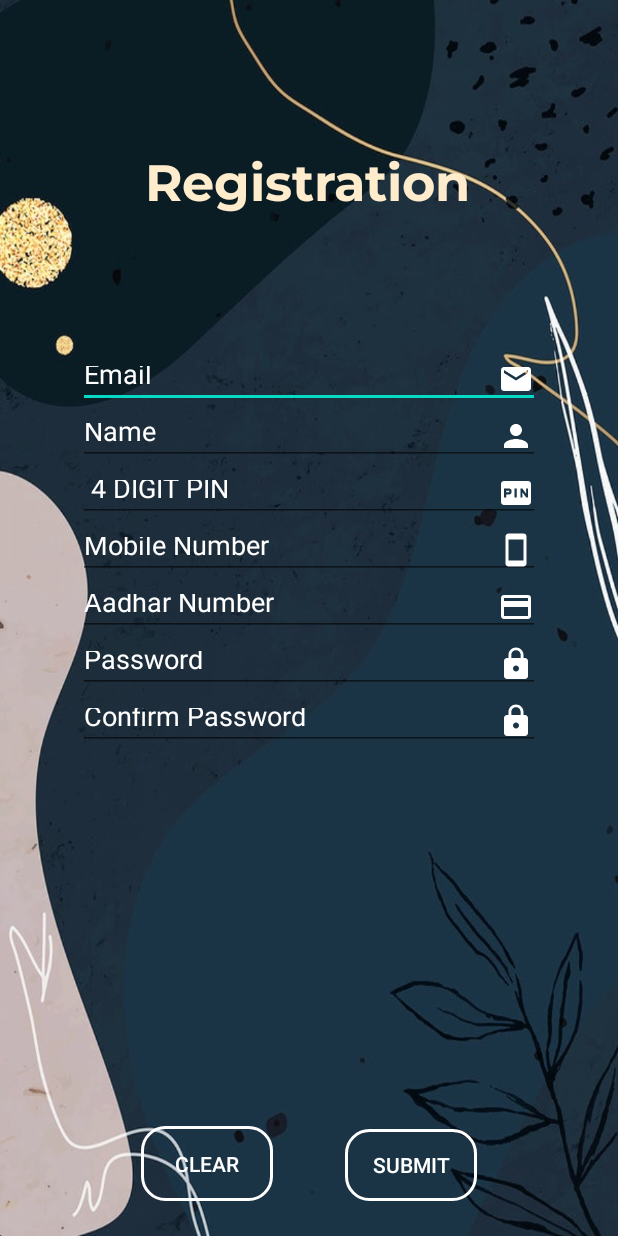
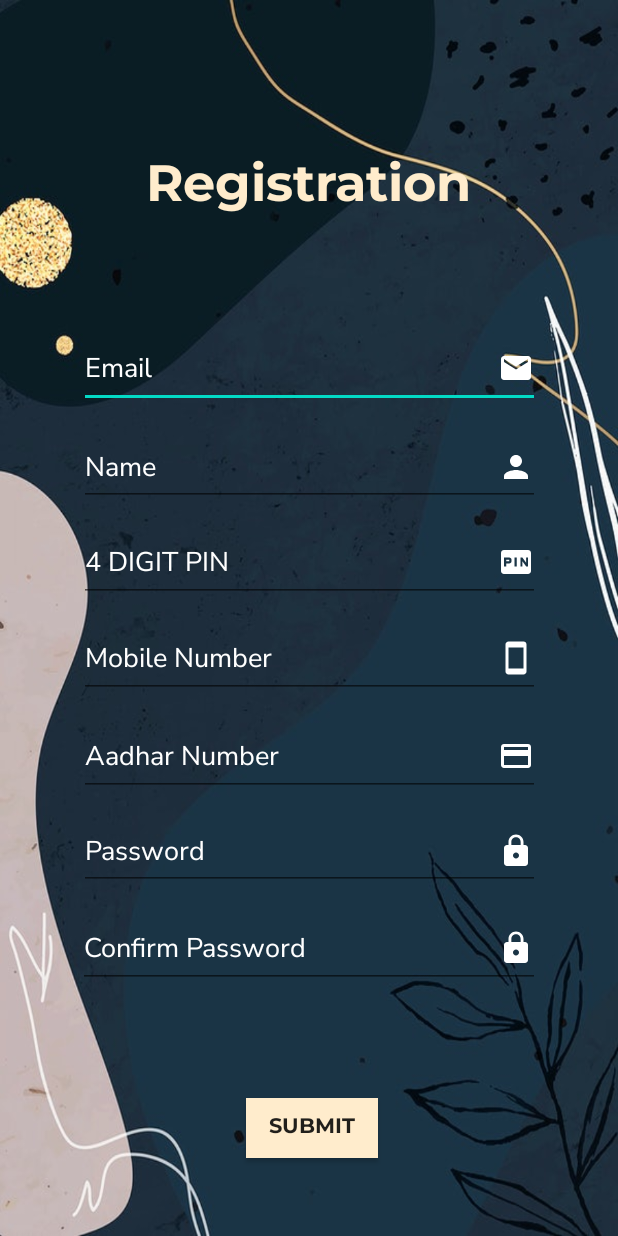
Before and after one commit to aishwarya-29/aadhya, an Android app: the screen it shows after launch (signUp), after a tap on "SIGN UP", on a phone screen of 412 x 824 dp. Run offline under Robolectric (Android 15) with nearby library versions, the phone set to English and light mode, and no system bars; our stand-ins replace Firebase (no records; nobody signed in at launch, a user with empty details on screens opened directly).

Commit message:
ui changes

```diff
--- a/app/src/main/java/com/example/aadhya/MainActivity.java
+++ b/app/src/main/java/com/example/aadhya/MainActivity.java
@@ -15,15 +15,24 @@ import android.widget.TextView;
 import java.util.Calendar;
 
 public class MainActivity extends AppCompatActivity {
-    Button b1, mainscreen;
+    Button signIn,signUp, mainscreen;
     ConstraintLayout constraintLayout;
-    TextView tvTimeMsg;
     @RequiresApi(api = Build.VERSION_CODES.LOLLIPOP)
     @Override
     protected void onCreate(Bundle savedInstanceState) {
         super.onCreate(savedInstanceState);
         setContentView(R.layout.activity_main);
-        b1=findViewById(R.id.btn_signin);
+        signIn = findViewById(R.id.btn_signin);
+        signUp = findViewById(R.id.btn_signup);
+        new android.os.Handler().postDelayed(
+                new Runnable() {
+                    public void run() {
+                        signIn.setVisibility(View.VISIBLE);
+                        signUp.setVisibility(View.VISIBLE);
+                    }
+                },
+                3000);
+
         mainscreen = findViewById(R.id.mainscreen);
         mainscreen.setOnClickListener(new View.OnClickListener() {
             @Override
@@ -32,7 +41,7 @@ public class MainActivity extends AppCompatActivity {
                 startActivity(i);
             }
         });
-        b1.setOnClickListener(new View.OnClickListener() {
+        signIn.setOnClickListener(new View.OnClickListener() {
             @Override
             public void onClick(View view) {
                 Intent i= new Intent(MainActivity.this, LoginActivity.class);
@@ -40,35 +49,6 @@ public class MainActivity extends AppCompatActivity {
             }
         });
         constraintLayout=findViewById(R.id.container);
-        tvTimeMsg=findViewById(R.id.tv_time_msg);
-        Calendar c= Calendar.getInstance();
-        int toD= c.get(Calendar.HOUR_OF_DAY);
-        if(toD>=0 && toD<12)
-        {
-            //morning
-            constraintLayout.setBackground(getDrawable(R.drawable.good_morning_img));
-            tvTimeMsg.setText("Good Morning");
-
-        }
-        else if(toD>=12 && toD<16)
-        {
-            constraintLayout.setBackground(getDrawable(R.drawable.good_morning_img));
-            tvTimeMsg.setText("Good Afternoon");
-            //afternoon
-        }
-        else if(toD>=16 && toD<21)
-        {
-            constraintLayout.setBackground(getDrawable(R.drawable.good_night_img));
-            tvTimeMsg.setText("Good Evening");
-            //evening
-        }
-        else if(toD>=21 && toD<24)
-        {
-            //night
-            constraintLayout.setBackground(getDrawable(R.drawable.good_night_img));
-            tvTimeMsg.setText("Good Night");
-
-        }
     }
     public void signUp(View v)
     {
--- a/app/src/main/java/com/example/aadhya/signUp.java
+++ b/app/src/main/java/com/example/aadhya/signUp.java
@@ -39,25 +39,6 @@ public class signUp<flag1, flag2, flag3> extends AppCompatActivity implements Vi
         pwd = findViewById(R.id.tvpass);
         pwd2 = findViewById(R.id.tvpassconf);
         btnSubmit = findViewById(R.id.btn_submit);
-        Button clear;
-        clear = findViewById(R.id.btn_clear);
-        clear.setOnClickListener(
-                new View.OnClickListener() {
-                    @Override
-                    public void onClick(View view) {
-                        if (!readUserInput) {
-                            name.setText("");
-                            pno.setText("");
-                            pin.setText("");
-                            email.setText("");
-                            aadhar.setText("");
-                            pwd.setText("");
-                            pwd2.setText("");
-                        }
-                    }
-                }
-        );
-
     }
 
     public void onClick(View v) {
--- /dev/null
+++ b/app/src/main/res/drawable/default_button.xml
@@ -0,0 +1,9 @@
+<?xml version="1.0" encoding="utf-8"?>
+<selector xmlns:android="http://schemas.android.com/apk/res/android">
+    <item android:drawable="@drawable/default_button_click" android:state_pressed="true" />
+
+    <item android:drawable="@drawable/default_button_click" android:state_focused="true" />
+
+    <item android:drawable="@drawable/default_button_click" android:state_active="true" />
+    <item android:drawable="@drawable/default_button_default" />
+</selector>
--- /dev/null
+++ b/app/src/main/res/drawable/default_button_click.xml
@@ -0,0 +1,8 @@
+<?xml version="1.0" encoding="utf-8"?>
+<shape xmlns:android="http://schemas.android.com/apk/res/android">
+    <gradient
+        android:type="radial"
+        android:angle="0"
+        android:startColor="#FFECCC"
+        android:endColor="#B4AA99"/>
+</shape>
--- /dev/null
+++ b/app/src/main/res/drawable/default_button_default.xml
@@ -0,0 +1,8 @@
+<?xml version="1.0" encoding="utf-8"?>
+<shape xmlns:android="http://schemas.android.com/apk/res/android">
+    <gradient
+        android:type="linear"
+        android:angle="0"
+        android:startColor="#FFECCC"
+        android:endColor="#FFECCC" />
+</shape>
--- a/app/src/main/res/drawable/nav_selector.xml
+++ b/app/src/main/res/drawable/nav_selector.xml
@@ -1,5 +1,5 @@
 <?xml version="1.0" encoding="utf-8"?>
 <selector xmlns:android="http://schemas.android.com/apk/res/android">
-<item android:state_checked="true" android:color="#00bcd4"/>
+<item android:state_checked="true" android:color="#FFECCC"/>
     <item android:state_checked="false" android:color="#52616b"/>
 </selector>
--- a/app/src/main/res/layout/activity_screen.xml
+++ b/app/src/main/res/layout/activity_screen.xml
@@ -20,6 +20,8 @@
         android:layout_height="wrap_content"
         android:layout_gravity="bottom"
         app:menu="@menu/bottom_menu"
+        app:labelVisibilityMode="unlabeled"
         app:itemIconTint="@drawable/nav_selector"
         app:itemTextColor="@drawable/nav_selector"/>
+
 </LinearLayout>
--- a/app/src/main/res/layout/activity_sup.xml
+++ b/app/src/main/res/layout/activity_sup.xml
@@ -13,14 +13,13 @@
         android:layout_width="wrap_content"
         android:layout_height="wrap_content"
         android:layout_marginTop="100dp"
-        android:layout_marginBottom="84dp"
+        android:layout_marginBottom="70dp"
         android:fontFamily="@font/montserrat_bold"
         android:text="Registration"
         android:textAppearance="@style/TextAppearance.AppCompat.Display1"
         android:textColor="#FFECCC"
         app:layout_constraintBottom_toTopOf="@+id/textmail"
         app:layout_constraintEnd_toEndOf="parent"
-        app:layout_constraintHorizontal_bias="0.497"
         app:layout_constraintStart_toStartOf="parent"
         app:layout_constraintTop_toTopOf="parent"
         tools:ignore="MissingConstraints" />
@@ -28,43 +27,26 @@
     <Button
         android:id="@+id/btn_submit"
         android:layout_width="wrap_content"
-        android:layout_height="wrap_content"
-        android:layout_marginRight="45dp"
-        android:layout_marginBottom="23dp"
-        android:background="@drawable/bg_button_white"
-        android:text="SUBMIT"
-        android:textColor="#ffffff"
+        android:layout_height="40dp"
+        android:layout_marginEnd="160dp"
+        android:layout_marginRight="160dp"
+        android:layout_marginBottom="52dp"
+        android:background="@drawable/default_button"
+        android:fontFamily="@font/montserrat_bold"
+        android:onClick="submit"
+        android:text="Submit"
         app:layout_constraintBottom_toBottomOf="parent"
         app:layout_constraintEnd_toEndOf="parent"
-        app:layout_constraintHorizontal_bias="0.5"
-        app:layout_constraintStart_toEndOf="@+id/btn_clear"
-        android:onClick="submit"/>
-
-    <Button
-        android:id="@+id/btn_clear"
-        android:layout_width="88dp"
-        android:layout_height="50dp"
-        android:layout_marginLeft="45dp"
-        android:layout_marginBottom="23dp"
-        android:background="@drawable/bg_button_white"
-        android:text="CLEAR"
-        android:textColor="#ffffff"
-        app:layout_constraintBottom_toBottomOf="parent"
-        app:layout_constraintEnd_toStartOf="@+id/btn_submit"
-        app:layout_constraintHorizontal_bias="0.5"
-        app:layout_constraintStart_toStartOf="parent"
-        tools:ignore="MissingConstraints" />
+        app:layout_constraintTop_toBottomOf="@+id/tvpassconf" />
 
     <com.google.android.material.textfield.TextInputEditText
         android:id="@+id/textmail"
-        android:layout_width="0dp"
-        android:layout_height="38dp"
-        android:layout_marginStart="52dp"
-        android:layout_marginLeft="52dp"
-        android:layout_marginEnd="52dp"
-        android:layout_marginRight="52dp"
+        android:layout_width="307dp"
+        android:layout_height="0dp"
+        android:layout_marginBottom="14dp"
         android:drawableEnd="@drawable/ic_email_white_24dp"
         android:drawableRight="@drawable/ic_email_white_24dp"
+        android:fontFamily="@font/nunito_sans"
         android:hint="Email"
         android:textColor="#FFFFFF"
         android:textColorHint="#FFFFFF"
@@ -76,14 +58,16 @@
 
     <com.google.android.material.textfield.TextInputEditText
         android:id="@+id/textname"
-        android:layout_width="0dp"
-        android:layout_height="38dp"
+        android:layout_width="307dp"
+        android:layout_height="0dp"
         android:layout_marginStart="52dp"
         android:layout_marginLeft="52dp"
         android:layout_marginEnd="52dp"
         android:layout_marginRight="52dp"
+        android:layout_marginBottom="12dp"
         android:drawableEnd="@drawable/ic_person_white_24dp"
         android:drawableRight="@drawable/ic_person_white_24dp"
+        android:fontFamily="@font/nunito_sans"
         android:hint="Name"
         android:textColor="#FFFFFF"
         android:textColorHint="#FFFFFF"
@@ -94,14 +78,12 @@
 
     <com.google.android.material.textfield.TextInputEditText
         android:id="@+id/tvpno"
-        android:layout_width="0dp"
-        android:layout_height="38dp"
-        android:layout_marginStart="52dp"
-        android:layout_marginLeft="52dp"
-        android:layout_marginEnd="52dp"
-        android:layout_marginRight="52dp"
+        android:layout_width="307dp"
+        android:layout_height="0dp"
+        android:layout_marginBottom="13dp"
         android:drawableEnd="@drawable/ic_phone_white_24dp"
         android:drawableRight="@drawable/ic_phone_white_24dp"
+        android:fontFamily="@font/nunito_sans"
         android:hint="Mobile Number"
         android:inputType="number"
         android:textColor="#FFFFFF"
@@ -113,14 +95,12 @@
 
     <com.google.android.material.textfield.TextInputEditText
         android:id="@+id/tvpass"
-        android:layout_width="0dp"
-        android:layout_height="38dp"
-        android:layout_marginStart="52dp"
-        android:layout_marginLeft="52dp"
-        android:layout_marginEnd="52dp"
-        android:layout_marginRight="52dp"
+        android:layout_width="307dp"
+        android:layout_height="0dp"
+        android:layout_marginBottom="13dp"
         android:drawableEnd="@drawable/ic_lock_white_24dp"
         android:drawableRight="@drawable/ic_lock_white_24dp"
+        android:fontFamily="@font/nunito_sans"
         android:hint="Password"
         android:inputType="textPassword"
         android:textColor="#ffffff"
@@ -132,16 +112,14 @@
 
     <com.google.android.material.textfield.TextInputEditText
         android:id="@+id/textpin"
-        android:layout_width="0dp"
-        android:layout_height="38dp"
-        android:layout_marginStart="52dp"
-        android:layout_marginLeft="52dp"
-        android:layout_marginEnd="52dp"
-        android:layout_marginRight="52dp"
+        android:layout_width="307dp"
+        android:layout_height="0dp"
+        android:layout_marginBottom="12dp"
         android:drawableEnd="@drawable/ic_baseline_fiber_pin_24"
         android:drawableRight="@drawable/ic_baseline_fiber_pin_24"
-        android:hint=" 4 DIGIT PIN"
-        android:inputType= "number"
+        android:fontFamily="@font/nunito_sans"
+        android:hint="4 DIGIT PIN"
+        android:inputType="number"
         android:textColor="#FFFFFF"
         android:textColorHint="#FFFFFF"
         app:layout_constraintBottom_toTopOf="@+id/tvpno"
@@ -152,33 +130,32 @@
     <com.google.android.material.textfield.TextInputEditText
         android:id="@+id/tvpassconf"
         android:layout_width="0dp"
-        android:layout_height="38dp"
+        android:layout_height="0dp"
         android:layout_marginStart="52dp"
         android:layout_marginLeft="52dp"
         android:layout_marginEnd="52dp"
         android:layout_marginRight="52dp"
-        android:layout_marginBottom="60dp"
+        android:layout_marginBottom="73dp"
         android:drawableEnd="@drawable/ic_lock_white_24dp"
         android:drawableRight="@drawable/ic_lock_white_24dp"
+        android:fontFamily="@font/nunito_sans"
         android:hint="Confirm Password"
         android:inputType="textPassword"
         android:textColor="#ffffff"
         android:textColorHint="#FFFFFF"
-        app:layout_constraintBottom_toTopOf="@+id/btn_signin"
+        app:layout_constraintBottom_toTopOf="@+id/btn_submit"
         app:layout_constraintEnd_toEndOf="parent"
         app:layout_constraintStart_toStartOf="parent"
         app:layout_constraintTop_toBottomOf="@+id/tvpass" />
 
     <com.google.android.material.textfield.TextInputEditText
         android:id="@+id/tvaadhar"
-        android:layout_width="0dp"
-        android:layout_height="38dp"
-        android:layout_marginStart="52dp"
-        android:layout_marginLeft="52dp"
-        android:layout_marginEnd="52dp"
-        android:layout_marginRight="52dp"
+        android:layout_width="307dp"
+        android:layout_height="0dp"
+        android:layout_marginBottom="11dp"
         android:drawableEnd="@drawable/ic_aadhar_white_24dp"
         android:drawableRight="@drawable/ic_aadhar_white_24dp"
+        android:fontFamily="@font/nunito_sans"
         android:hint="Aadhar Number"
         android:inputType="number"
         android:textColor="#ffffff"
--- a/app/src/main/res/layout/login_layout.xml
+++ b/app/src/main/res/layout/login_layout.xml
@@ -84,7 +84,7 @@
         android:layout_height="40dp"
         android:layout_gravity="start"
         android:layout_marginTop="24dp"
-        android:background="#FFECCC"
+        android:background="@drawable/default_button"
         android:fontFamily="@font/montserrat_bold"
         android:text="@string/signin"
         app:layout_constraintEnd_toEndOf="parent"
```
Also changed, not shown: app/src/main/res/layout/activity_main.xml (+25 -56 lines), app/src/main/res/layout/fragment_contacts.xml (+9 -7 lines), app/src/main/res/drawable/home_wallpaper.jpg (added).
